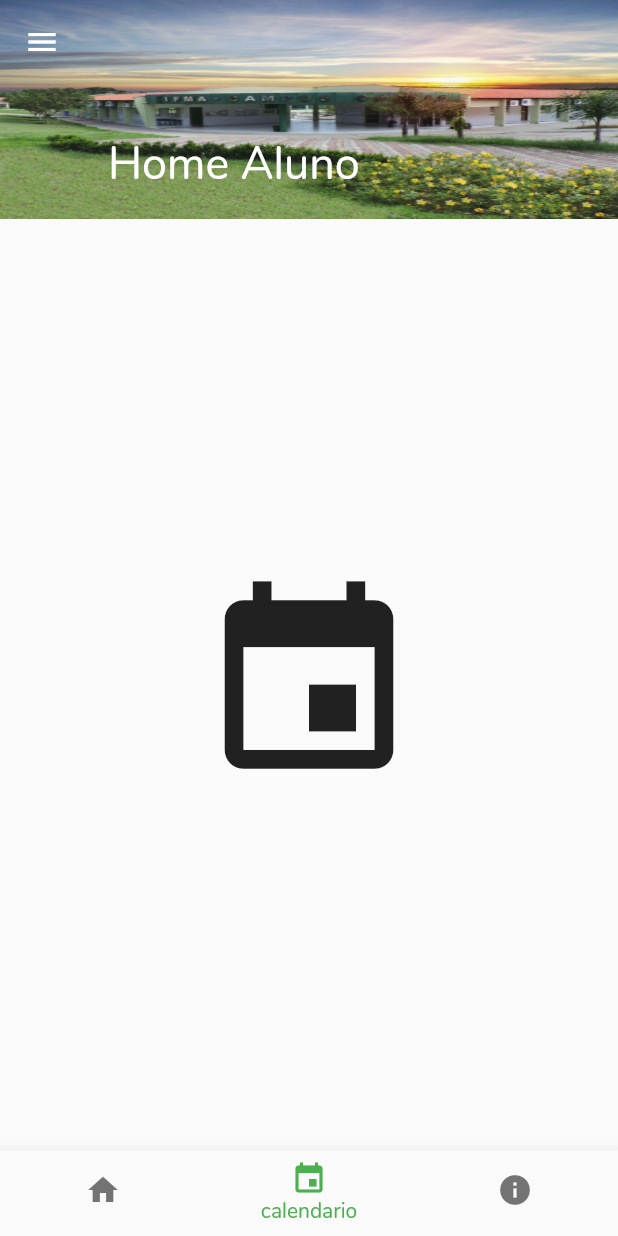
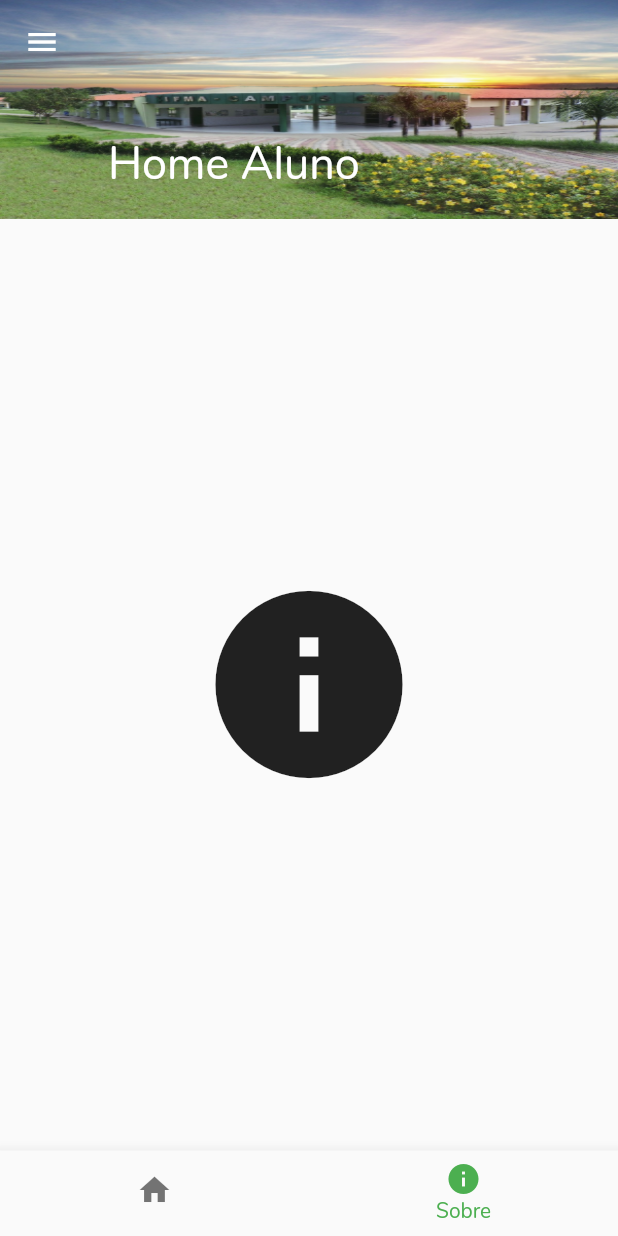
Before and after one commit to Hellyson-Ferreira/app_avaliacao_ifma, a Flutter app: the HomeAluno screen opened by its route, item 2 of the bottom bar chosen, on a phone screen of 412 x 824 dp. Run offline on Flutter 3.47's test engine with Material 2 defaults, Android fonts, the phone set to English and light mode, and no system bars; our stand-ins replace splashscreen.

Commit message:
Modificacoes nas tesla

```diff
--- a/lib/homeAluno/home_aluno.dart
+++ b/lib/homeAluno/home_aluno.dart
@@ -14,9 +14,10 @@ class _HomeAlunoState extends State<HomeAluno> {
   int _selectedIndex = 0;
   static const double IconSize = 200;
   static List<Widget> _widgetOptions = <Widget>[
+
     HomePage(),
-    BusinessPage(),
-    SchoolPage(),
+    InfoPage(),
+
   ];
 
   void _onItemTapped(int index) {
@@ -24,6 +25,7 @@ class _HomeAlunoState extends State<HomeAluno> {
       _selectedIndex = index;
     });
   }
+
    Future<bool> _onBackPressed() {
     Navigator.of(context).pushNamed(LoginPageAluno.tag,);
     return null;
@@ -65,10 +67,7 @@ class _HomeAlunoState extends State<HomeAluno> {
             icon: Icon(Icons.home),
             title: Text('Home'),
           ),
-          BottomNavigationBarItem(
-            icon: Icon(Icons.event),
-            title: Text('calendario'),
-          ),
+
           BottomNavigationBarItem(
             icon: Icon(Icons.info),
             title: Text('Sobre'),
@@ -88,77 +87,15 @@ class HomePage extends StatelessWidget {
   @override
   Widget build(BuildContext context) {
 
-    return
-    // SingleChildScrollView(
-
-    // child:
-    Column(
-       //padding: EdgeInsets.all(10),
+    return Column(
        children: <Widget>[
-
-        //   Card(
-        //   color: Colors.white,
-        //   child: Column(
-        //     children: <Widget>[
-        //       //SizedBox(height: 60,),
-        //       SizedBox(
-        //         height: 100.0,
-        //         child: Stack(
-        //           children: <Widget>[
-        //             Positioned.fill(
-        //               child: Image.asset(
-        //                 'assets/img.jpg',
-        //                 fit: BoxFit.cover,
-        //               ),
-        //             ),
-        //             Positioned(
-        //               bottom:16.0,
-        //               left: 16.0,
-        //               right: 16.0,
-        //               child: FittedBox(
-        //                 fit: BoxFit.scaleDown,
-        //                 alignment: Alignment.centerLeft,
-        //                 child: Text(
-        //                   'Avaliação de Professores',
-        //                   style: Theme.of(context)
-        //                       .textTheme
-        //                       .headline
-        //                       .copyWith(color: Colors.white),
-        //                 ),
-        //               ),
-        //             )
-        //           ],
-        //         ),
-        //       ),
-        //       ButtonBar(
-        //         alignment: MainAxisAlignment.end,
-        //         children: <Widget>[
-        //           FlatButton(
-        //             child: Text('Lembrete'),
-        //             onPressed: () {
-
-        //             },
-        //           ),
-        //           FlatButton(
-        //             child: Text('Iniciar'),
-        //             onPressed: () {
-        //               //Navigator.pop(context);
-        //               Navigator.of(context).pushNamed(Pergunta1.tag);
-        //             },
-        //           ),
-        //         ],
-        //       ),
-        //     ],
-        //   ),
-        // ),
          Card(
-          //  elevation: 0,
           color: Colors.white,
           child: Column(
             children: <Widget>[
-              //SizedBox(height: 60,),
               Container(
                 height: 200,
+
                 decoration: BoxDecoration(
                   image: DecorationImage(
                     image: AssetImage('assets/users.gif')
@@ -176,13 +113,6 @@ class HomePage extends StatelessWidget {
               ButtonBar(
                 alignment: MainAxisAlignment.end,
                 children: <Widget>[
-                  // Text(
-                  //         'Avaliação de Professores',
-                  //         style: Theme.of(context)
-                  //             .textTheme
-                  //             .headline
-                  //             .copyWith(color: Colors.black),
-                  //       ),
 
                   FlatButton(
                     child: Text('Lembrete'),
@@ -209,16 +139,8 @@ class HomePage extends StatelessWidget {
   }
 }
 
-class BusinessPage extends StatelessWidget {
-  @override
-  Widget build(BuildContext context) {
-    return Icon(
-      Icons.event, size: 150
-    );
-  }
-}
 
-class SchoolPage extends StatelessWidget {
+class InfoPage extends StatelessWidget {
   @override
   Widget build(BuildContext context) {
     return Icon(
```
